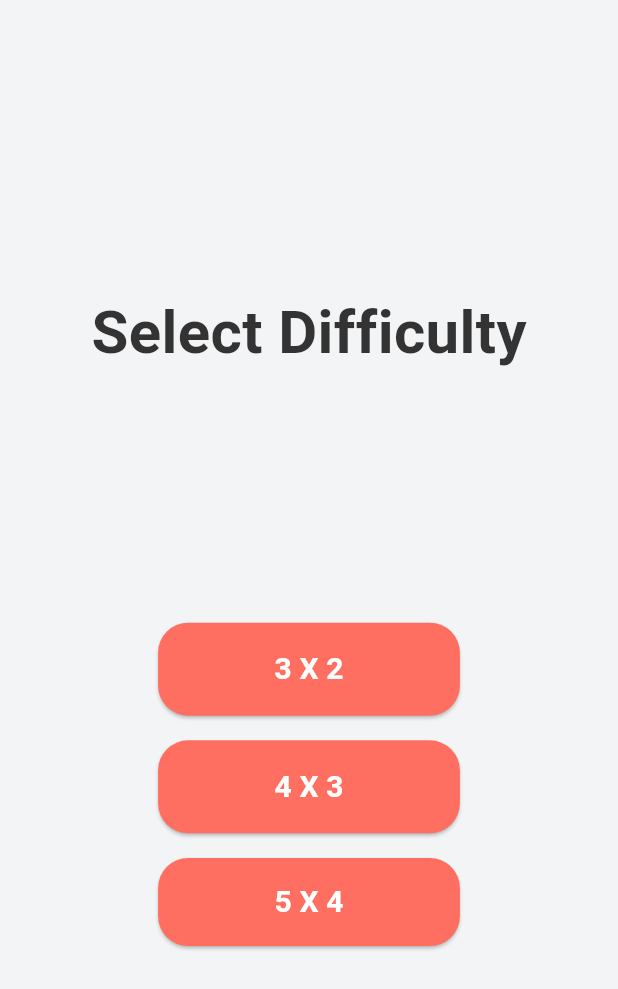
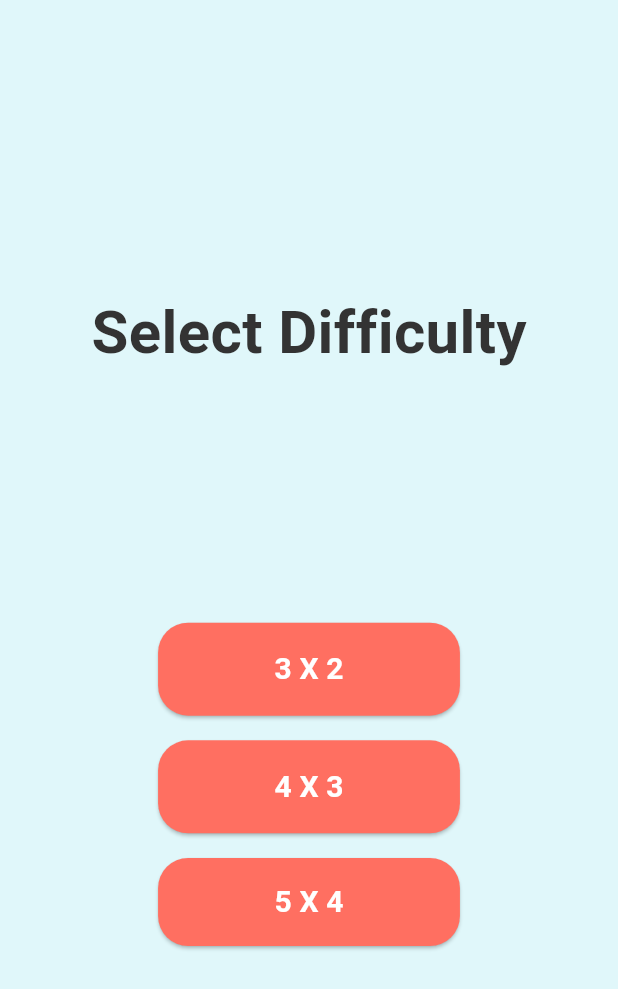
Before and after one commit to Raseelp/Flip-N-Pair, a Flutter app: the screen it shows after launch, after a tap on "Start Game", on a phone screen of 412 x 824 dp. Shown: the top 989 px of the screen. Run offline on Flutter 3.47's test engine with Material 3 defaults, Android fonts, the phone set to English and light mode, and no system bars.

Commit message:
changed some color

```diff
--- a/lib/GamePages/threeCrossTwo.dart
+++ b/lib/GamePages/threeCrossTwo.dart
@@ -27,7 +27,7 @@ class _ThreeCrossTwoState extends State<ThreeCrossTwo> {
     double screenHeight = MediaQuery.of(context).size.height;
 
     return Scaffold(
-      backgroundColor: AppColors.background,
+      backgroundColor: AppColors.lightCyan,
       body: SizedBox(
         width: double.infinity,
         child: Column(
--- a/lib/difficultySelect.dart
+++ b/lib/difficultySelect.dart
@@ -12,7 +12,7 @@ class DifficultySelection extends StatelessWidget {
     double screenWidth = MediaQuery.of(context).size.width;
     double screenHeight = MediaQuery.of(context).size.height;
     return Scaffold(
-      backgroundColor: AppColors.background,
+      backgroundColor: AppColors.lightCyan,
       body: SizedBox(
         width: double.infinity,
         child: Column(
--- a/lib/homePage.dart
+++ b/lib/homePage.dart
@@ -10,7 +10,7 @@ class Homepage extends StatelessWidget {
     double screenWidth = MediaQuery.of(context).size.width;
     double screenHeight = MediaQuery.of(context).size.height;
     return Scaffold(
-      backgroundColor: AppColors.background,
+      backgroundColor: AppColors.lightCyan,
       body: SizedBox(
         width: double.infinity,
         child: Column(
```
